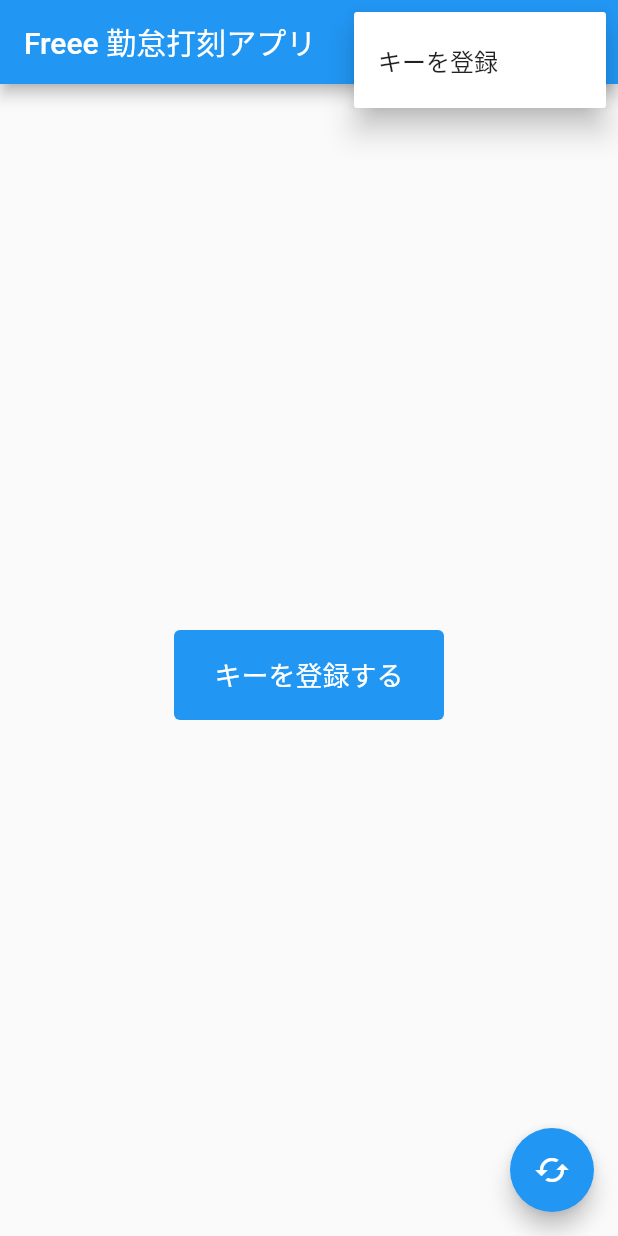
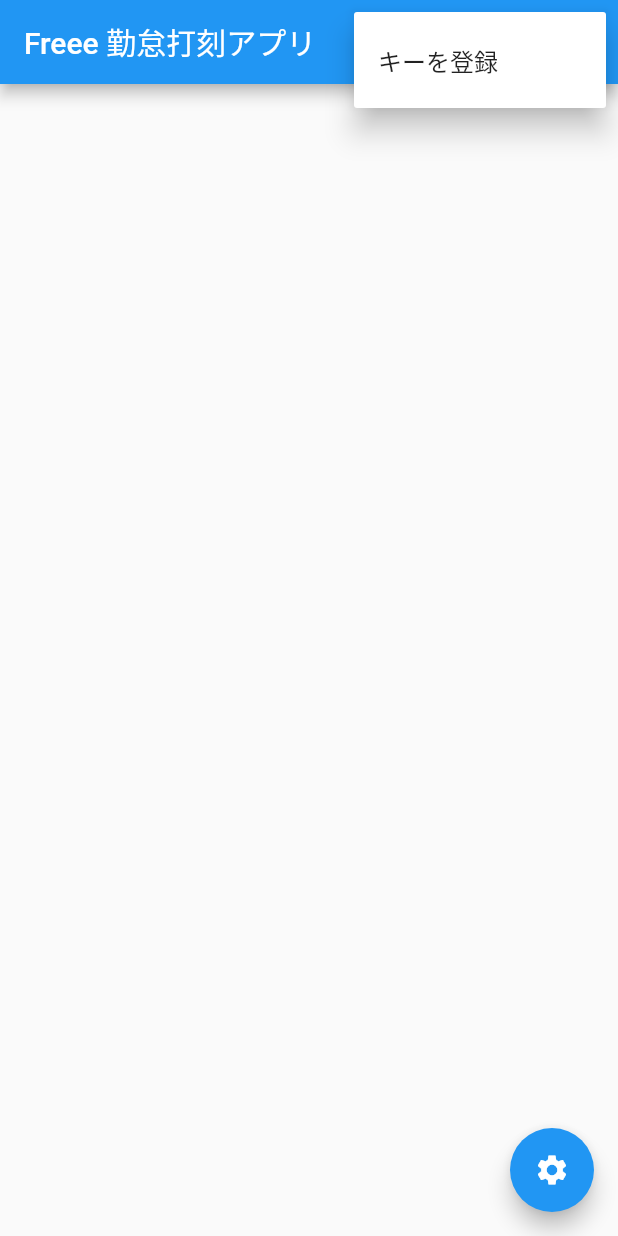
Before and after one commit to ryo-is/freee-timestamp-app, a Flutter app: the screen it shows after launch, after a tap on the "settings" icon, on a phone screen of 412 x 824 dp. Run offline on Flutter 3.47's test engine with Material 2 defaults, Android fonts, the phone set to English and light mode, and no system bars; drawn by our look-alikes of flutter_speed_dial; our stand-ins replace flutter_dotenv; missing offline and left inert: desktop_window; network calls fail.

Commit message:
feat: add setting menu

```diff
--- a/lib/main.dart
+++ b/lib/main.dart
@@ -1,5 +1,6 @@
 import 'package:flutter/material.dart';
 import 'package:desktop_window/desktop_window.dart';
+import 'package:flutter_speed_dial/flutter_speed_dial.dart';
 import 'package:freee_time_stamp/register_keys.dart';
 import 'package:http/http.dart' as http;
 import 'dart:convert' as convert;
@@ -186,25 +187,23 @@
                   ),
               ],
             ),
-            Container(
-              margin: const EdgeInsets.only(top: 20),
-              child: EnableButton(
-                text: 'キーを登録する',
-                onPressed: () => {
-                  Navigator.push(
-                      context,
-                      MaterialPageRoute(
-                          builder: (context) => const RegisterKeys()))
-                },
-              ),
-            )
           ],
         ),
       ),
-      floatingActionButton: FloatingActionButton(
-        onPressed: () => getAvailableTypes(),
-        child: const Icon(Icons.cached),
-      ),
+      floatingActionButton:
+          SpeedDial(icon: Icons.settings, activeIcon: Icons.close, children: [
+        SpeedDialChild(
+          child: const Icon(Icons.cached),
+          label: "更新",
+          onTap: () => getAvailableTypes(),
+        ),
+        SpeedDialChild(
+          child: const Icon(Icons.key),
+          label: "キーを登録する",
+          onTap: () => Navigator.push(context,
+              MaterialPageRoute(builder: (context) => const RegisterKeys())),
+        )
+      ]),
     );
   }
 }
```
Also changed, not shown: lib/buttons.dart (+31 -1 lines).
